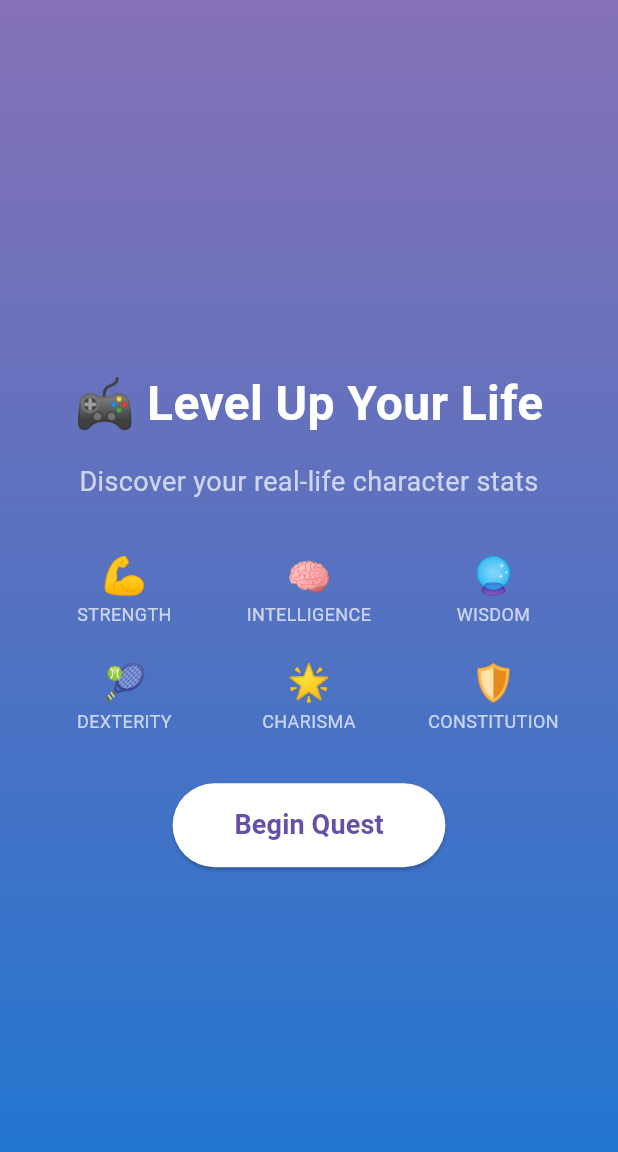
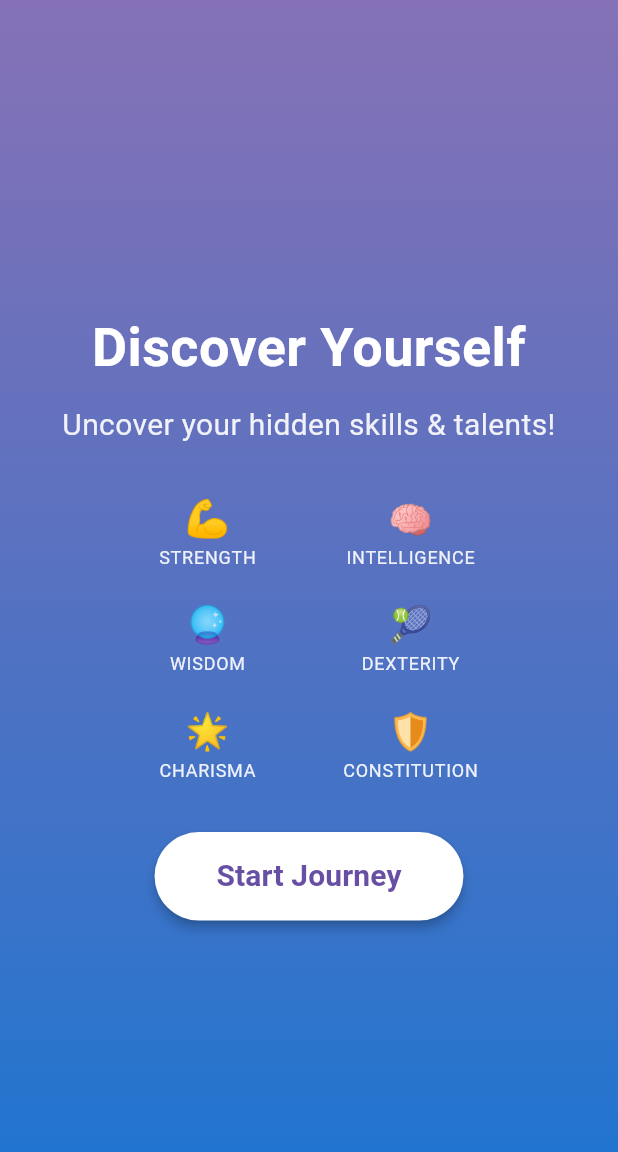
Before and after one commit to cdthedrummer/quizp, a Flutter app: the screen it shows after launch, on a phone screen of 412 x 824 dp. Shown: the top 1152 px of the screen. Run offline on Flutter 3.47's test engine with Material 3 defaults, Android fonts, the phone set to English and light mode, and no system bars; Roboto replaces fonts that are missing (Quicksand).

Commit message:
Update welcome screen with improved typography and accessibility

```diff
--- a/lib/screens/welcome_screen.dart
+++ b/lib/screens/welcome_screen.dart
@@ -7,7 +7,6 @@ class WelcomeScreen extends StatelessWidget {
 
   @override
   Widget build(BuildContext context) {
-    // Get the screen size
     final size = MediaQuery.of(context).size;
     final bool isPortrait = size.height > size.width;
 
@@ -33,26 +32,29 @@ class WelcomeScreen extends StatelessWidget {
               child: Column(
                 mainAxisAlignment: MainAxisAlignment.center,
                 children: [
-                  const Text(
-                    '🎮 Level Up Your Life',
+                  Text(
+                    'Discover Yourself',
                     style: TextStyle(
-                      fontSize: 32,
-                      fontWeight: FontWeight.bold,
+                      fontSize: 36,
+                      fontWeight: FontWeight.w600,
                       color: Colors.white,
+                      fontFamily: 'Quicksand',
+                      height: 1.2,
                     ),
                     textAlign: TextAlign.center,
                   ),
                   SizedBox(height: size.height * 0.02),
-                  const Text(
-                    'Discover your real-life character stats',
+                  Text(
+                    'Uncover your hidden skills & talents!',
                     style: TextStyle(
-                      fontSize: 18,
-                      color: Colors.white70,
+                      fontSize: 20,
+                      color: Colors.white.withOpacity(0.9),
+                      fontFamily: 'Quicksand',
+                      height: 1.3,
                     ),
                     textAlign: TextAlign.center,
                   ),
                   SizedBox(height: size.height * 0.04),
-                  // Attribute preview with responsive layout
                   Container(
                     constraints: BoxConstraints(
                       maxWidth: isPortrait ? size.width : size.width * 0.7,
@@ -62,8 +64,10 @@ class WelcomeScreen extends StatelessWidget {
                       runSpacing: 20,
                       alignment: WrapAlignment.center,
                       children: attributeIcons.entries.map((entry) {
+                        String label = entry.key.toString().split('.').last;
+                        // Calculate minimum width needed for text
                         return Container(
-                          width: isPortrait ? size.width * 0.25 : size.width * 0.15,
+                          width: isPortrait ? size.width * 0.28 : size.width * 0.15,
                           child: Column(
                             children: [
                               Text(
@@ -71,12 +75,16 @@ class WelcomeScreen extends StatelessWidget {
                                 style: const TextStyle(fontSize: 24),
                               ),
                               Text(
-                                entry.key.toString().split('.').last.toUpperCase(),
-                                style: const TextStyle(
-                                  color: Colors.white70,
+                                label.toUpperCase(),
+                                style: TextStyle(
+                                  color: Colors.white.withOpacity(0.9),
                                   fontSize: 12,
+                                  fontFamily: 'Quicksand',
+                                  letterSpacing: 0.5,
                                 ),
                                 textAlign: TextAlign.center,
+                                softWrap: false,
+                                overflow: TextOverflow.visible,
                               ),
                             ],
                           ),
@@ -102,13 +110,15 @@ class WelcomeScreen extends StatelessWidget {
                       shape: RoundedRectangleBorder(
                         borderRadius: BorderRadius.circular(30),
                       ),
+                      elevation: 3,
                     ),
                     child: Text(
-                      'Begin Quest',
+                      'Start Journey',
                       style: TextStyle(
                         color: Theme.of(context).primaryColor,
-                        fontSize: 18,
-                        fontWeight: FontWeight.bold,
+                        fontSize: 20,
+                        fontWeight: FontWeight.w600,
+                        fontFamily: 'Quicksand',
                       ),
                     ),
                   ),
```
